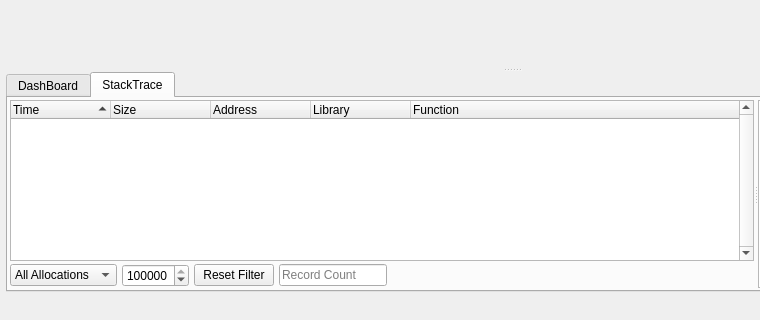
Above: mainwindow.ui from Tencent/loli_profiler before the change; both pictures show x 0 to 760 and y 320 to 640 of the 1024 by 640 pixel window. Below: the same form after it.
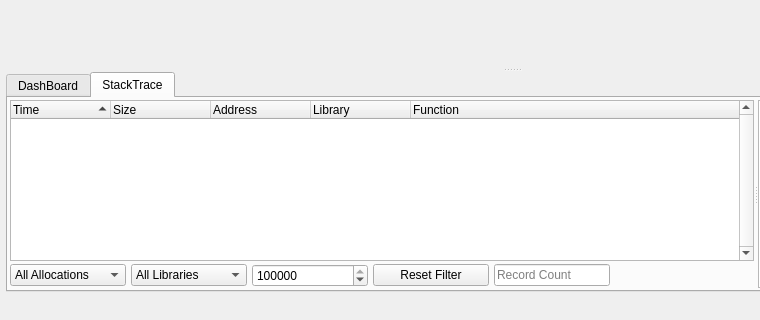
That is the form after the change. The open tabs and pages were chosen to show the change. Icons and pictures are not drawn.

Commit message: Filter result by so library

```diff
--- a/mainwindow.ui
+++ b/mainwindow.ui
@@ -400,7 +400,7 @@
                 </property>
                 <property name="minimumSize">
                  <size>
-                  <width>0</width>
+                  <width>600</width>
                   <height>25</height>
                  </size>
                 </property>
@@ -422,6 +422,12 @@
                  </property>
                  <item>
                   <widget class="QComboBox" name="memSizeComboBox">
+                   <property name="sizePolicy">
+                    <sizepolicy hsizetype="Minimum" vsizetype="Fixed">
+                     <horstretch>0</horstretch>
+                     <verstretch>0</verstretch>
+                    </sizepolicy>
+                   </property>
                    <property name="toolTip">
                     <string>Filter By Size (1KiB, 1024KiB)</string>
                    </property>
@@ -447,6 +453,21 @@
                    </item>
                   </widget>
                  </item>
+                 <item>
+                  <widget class="QComboBox" name="libraryComboBox">
+                   <property name="sizePolicy">
+                    <sizepolicy hsizetype="Minimum" vsizetype="Fixed">
+                     <horstretch>0</horstretch>
+                     <verstretch>0</verstretch>
+                    </sizepolicy>
+                   </property>
+                   <item>
+                    <property name="text">
+                     <string>All Libraries</string>
+                    </property>
+                   </item>
+                  </widget>
+                 </item>
                  <item>
                   <widget class="QSpinBox" name="maxXspinBox">
                    <property name="toolTip">
```
The commit also changes 2 other files.
